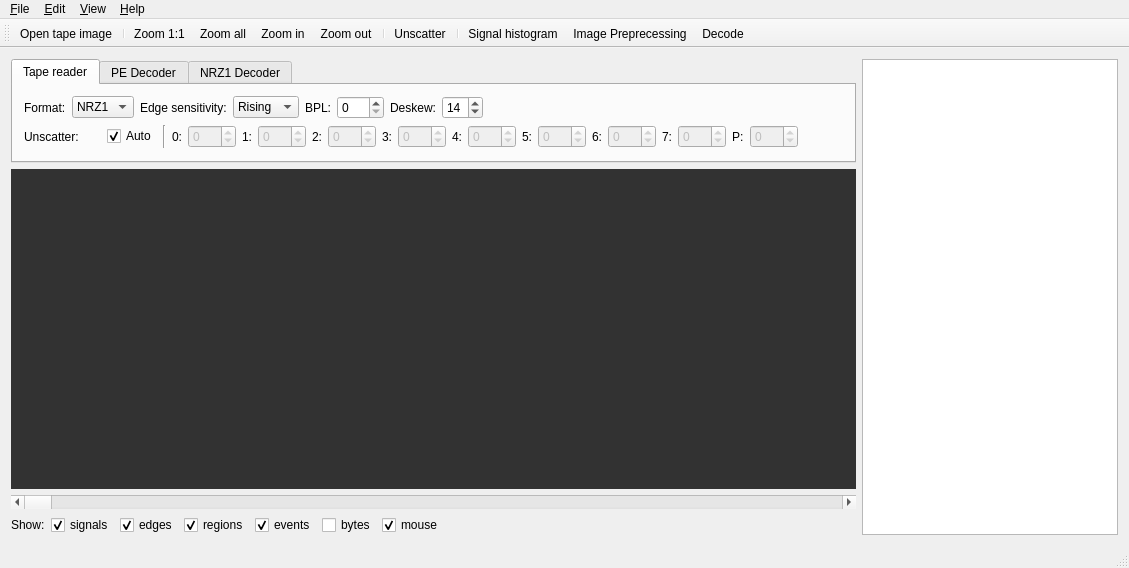
Qt form ninetracklab.ui (jakubfi/ninetracklab) before a commit.
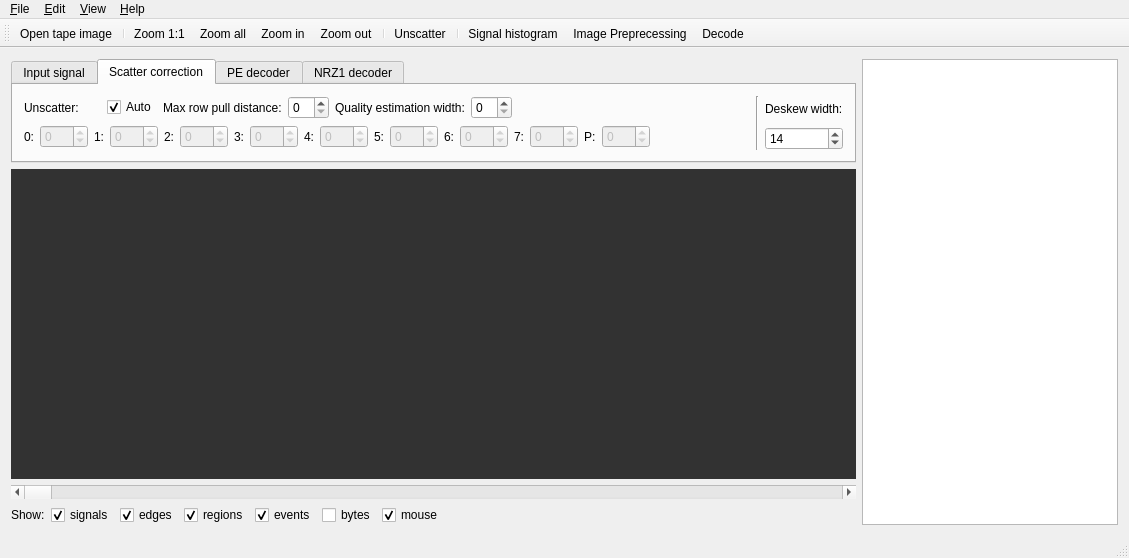
The same form after that commit. Icons and pictures are not drawn. Custom widgets are drawn as their Qt base class.

```diff
--- a/ninetracklab.ui
+++ b/ninetracklab.ui
@@ -7,7 +7,7 @@
     <x>0</x>
     <y>0</y>
     <width>1129</width>
-    <height>568</height>
+    <height>558</height>
    </rect>
   </property>
   <property name="windowTitle">
@@ -38,7 +38,7 @@
            <enum>QTabWidget::Rounded</enum>
           </property>
           <property name="currentIndex">
-           <number>0</number>
+           <number>1</number>
           </property>
           <property name="elideMode">
            <enum>Qt::ElideNone</enum>
@@ -54,7 +54,7 @@
           </property>
           <widget class="QWidget" name="tape">
            <attribute name="title">
-            <string>Tape reader</string>
+            <string>Input signal</string>
            </attribute>
            <layout class="QVBoxLayout" name="verticalLayout_3">
             <item>
@@ -120,20 +120,6 @@
                 </property>
                </widget>
               </item>
-              <item>
-               <widget class="QLabel" name="label_2">
-                <property name="text">
-                 <string>Deskew:</string>
-                </property>
-               </widget>
-              </item>
-              <item>
-               <widget class="QSpinBox" name="deskew">
-                <property name="value">
-                 <number>14</number>
-                </property>
-               </widget>
-              </item>
               <item>
                <spacer name="horizontalSpacer_4">
                 <property name="orientation">
@@ -149,8 +135,17 @@
               </item>
              </layout>
             </item>
+           </layout>
+          </widget>
+          <widget class="QWidget" name="tab">
+           <attribute name="title">
+            <string>Scatter correction</string>
+           </attribute>
+           <layout class="QHBoxLayout" name="horizontalLayout_7">
             <item>
-             <layout class="QHBoxLayout" name="horizontalLayout_4">
+             <layout class="QVBoxLayout" name="verticalLayout_4">
+              <item>
+               <layout class="QHBoxLayout" name="horizontalLayout_6">
               <item>
                <widget class="QLabel" name="label_12">
                 <property name="sizePolicy">
@@ -181,12 +176,42 @@
                </widget>
               </item>
               <item>
-               <widget class="Line" name="line">
+                 <widget class="QLabel" name="label_24">
+                  <property name="text">
+                   <string>Max row pull distance:</string>
+                  </property>
+                 </widget>
+                </item>
+                <item>
+                 <widget class="QSpinBox" name="unscatter_pull"/>
+                </item>
+                <item>
+                 <widget class="QLabel" name="label_25">
+                  <property name="text">
+                   <string>Quality estimation width:</string>
+                  </property>
+                 </widget>
+                </item>
+                <item>
+                 <widget class="QSpinBox" name="unscatter_est_width"/>
+                </item>
+                <item>
+                 <spacer name="horizontalSpacer_5">
                 <property name="orientation">
-                 <enum>Qt::Vertical</enum>
-                </property>
-               </widget>
-              </item>
+                   <enum>Qt::Horizontal</enum>
+                  </property>
+                  <property name="sizeHint" stdset="0">
+                   <size>
+                    <width>40</width>
+                    <height>20</height>
+                   </size>
+                  </property>
+                 </spacer>
+                </item>
+               </layout>
+              </item>
+              <item>
+               <layout class="QHBoxLayout" name="horizontalLayout_4">
               <item>
                <widget class="QLabel" name="label_14">
                 <property name="text">
@@ -200,7 +225,7 @@
                  <bool>false</bool>
                 </property>
                 <property name="sizePolicy">
-                 <sizepolicy hsizetype="MinimumExpanding" vsizetype="Fixed">
+                   <sizepolicy hsizetype="Minimum" vsizetype="Fixed">
                   <horstretch>0</horstretch>
                   <verstretch>0</verstretch>
                  </sizepolicy>
@@ -229,7 +254,7 @@
                  <bool>false</bool>
                 </property>
                 <property name="sizePolicy">
-                 <sizepolicy hsizetype="MinimumExpanding" vsizetype="Fixed">
+                   <sizepolicy hsizetype="Minimum" vsizetype="Fixed">
                   <horstretch>0</horstretch>
                   <verstretch>0</verstretch>
                  </sizepolicy>
@@ -258,7 +283,7 @@
                  <bool>false</bool>
                 </property>
                 <property name="sizePolicy">
-                 <sizepolicy hsizetype="MinimumExpanding" vsizetype="Fixed">
+                   <sizepolicy hsizetype="Minimum" vsizetype="Fixed">
                   <horstretch>0</horstretch>
                   <verstretch>0</verstretch>
                  </sizepolicy>
@@ -287,7 +312,7 @@
                  <bool>false</bool>
                 </property>
                 <property name="sizePolicy">
-                 <sizepolicy hsizetype="MinimumExpanding" vsizetype="Fixed">
+                   <sizepolicy hsizetype="Minimum" vsizetype="Fixed">
                   <horstretch>0</horstretch>
                   <verstretch>0</verstretch>
                  </sizepolicy>
@@ -316,7 +341,7 @@
                  <bool>false</bool>
                 </property>
                 <property name="sizePolicy">
-                 <sizepolicy hsizetype="MinimumExpanding" vsizetype="Fixed">
+                   <sizepolicy hsizetype="Minimum" vsizetype="Fixed">
                   <horstretch>0</horstretch>
                   <verstretch>0</verstretch>
                  </sizepolicy>
@@ -345,7 +370,7 @@
                  <bool>false</bool>
                 </property>
                 <property name="sizePolicy">
-                 <sizepolicy hsizetype="MinimumExpanding" vsizetype="Fixed">
+                   <sizepolicy hsizetype="Minimum" vsizetype="Fixed">
                   <horstretch>0</horstretch>
                   <verstretch>0</verstretch>
                  </sizepolicy>
@@ -374,7 +399,7 @@
                  <bool>false</bool>
                 </property>
                 <property name="sizePolicy">
-                 <sizepolicy hsizetype="MinimumExpanding" vsizetype="Fixed">
+                   <sizepolicy hsizetype="Minimum" vsizetype="Fixed">
                   <horstretch>0</horstretch>
                   <verstretch>0</verstretch>
                  </sizepolicy>
@@ -403,7 +428,7 @@
                  <bool>false</bool>
                 </property>
                 <property name="sizePolicy">
-                 <sizepolicy hsizetype="MinimumExpanding" vsizetype="Fixed">
+                   <sizepolicy hsizetype="Minimum" vsizetype="Fixed">
                   <horstretch>0</horstretch>
                   <verstretch>0</verstretch>
                  </sizepolicy>
@@ -432,7 +457,7 @@
                  <bool>false</bool>
                 </property>
                 <property name="sizePolicy">
-                 <sizepolicy hsizetype="MinimumExpanding" vsizetype="Fixed">
+                   <sizepolicy hsizetype="Minimum" vsizetype="Fixed">
                   <horstretch>0</horstretch>
                   <verstretch>0</verstretch>
                  </sizepolicy>
@@ -449,7 +474,7 @@
                </widget>
               </item>
               <item>
-               <spacer name="horizontalSpacer_5">
+                 <spacer name="horizontalSpacer_6">
                 <property name="orientation">
                  <enum>Qt::Horizontal</enum>
                 </property>
@@ -460,6 +485,33 @@
                  </size>
                 </property>
                </spacer>
+                </item>
+               </layout>
+              </item>
+             </layout>
+            </item>
+            <item>
+             <widget class="Line" name="line">
+              <property name="orientation">
+               <enum>Qt::Vertical</enum>
+              </property>
+             </widget>
+            </item>
+            <item>
+             <layout class="QVBoxLayout" name="verticalLayout_5">
+              <item>
+               <widget class="QLabel" name="label_2">
+                <property name="text">
+                 <string>Deskew width:</string>
+                </property>
+               </widget>
+              </item>
+              <item>
+               <widget class="QSpinBox" name="deskew">
+                <property name="value">
+                 <number>14</number>
+                </property>
+               </widget>
               </item>
              </layout>
             </item>
@@ -467,7 +519,7 @@
           </widget>
           <widget class="QWidget" name="pe">
            <attribute name="title">
-            <string>PE Decoder</string>
+            <string>PE decoder</string>
            </attribute>
            <layout class="QGridLayout" name="gridLayout">
             <item row="0" column="1">
@@ -561,7 +613,7 @@
           </widget>
           <widget class="QWidget" name="nrz1">
            <attribute name="title">
-            <string>NRZ1 Decoder</string>
+            <string>NRZ1 decoder</string>
            </attribute>
            <layout class="QGridLayout" name="gridLayout_2">
             <item row="1" column="5">
```
Left out of the diff: 160 changed lines with no effect on the pictures. Lines whose indentation alone changed are shown as unchanged.
